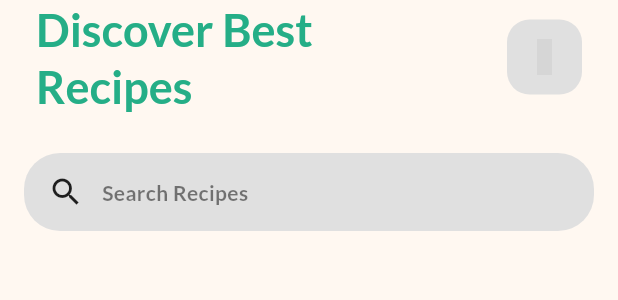
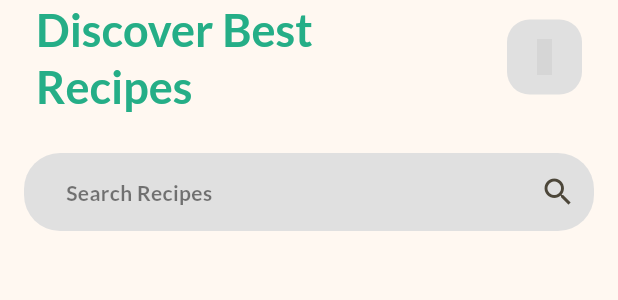
Before and after one commit to muhammed-suhaid/Meal-Mate, a Flutter app: the HomeAppbar widget shown alone on an empty page, opened directly, on a phone screen of 412 x 824 dp. Shown: the top 300 px of the screen. Run offline on Flutter 3.47's test engine with Material 3 defaults, Android fonts, the phone set to English and light mode, and no system bars; our stand-ins replace flutter_riverpod, google_fonts, iconsax, transparent_image; network calls fail; grey boxes are pictures that could not be loaded.

Commit message:
optimized homescreen

```diff
--- a/lib/screens/home_screen/home_screen.dart
+++ b/lib/screens/home_screen/home_screen.dart
@@ -4,7 +4,7 @@ import 'package:meal_mate/models/meal.dart';
 import 'package:meal_mate/screens/home_screen/widgets/home_ads.dart';
 import 'package:meal_mate/screens/home_screen/widgets/home_categories.dart';
 import 'package:meal_mate/screens/home_screen/widgets/home_trending.dart';
-import 'package:meal_mate/widgets/home_appbar.dart';
+import 'package:meal_mate/screens/home_screen/widgets/home_appbar.dart';
 
 class HomeScreen extends StatelessWidget {
   const HomeScreen({
--- a/lib/widgets/home_appbar.dart
+++ b/lib/screens/home_screen/widgets/home_appbar.dart
@@ -1,5 +1,6 @@
 import 'package:flutter/material.dart';
 import 'package:iconsax/iconsax.dart';
+import 'package:meal_mate/screens/home_screen/widgets/home_search_bar.dart';
 
 class HomeAppbar extends StatelessWidget {
   const HomeAppbar({
@@ -38,38 +39,8 @@ class HomeAppbar extends StatelessWidget {
           ),
         ),
         const SizedBox(height: 10),
-        Container(
-          margin: const EdgeInsets.all(16),
-          padding: const EdgeInsets.only(left: 16),
-          decoration: BoxDecoration(
-            color: Colors.grey[300],
-            borderRadius: BorderRadius.circular(24),
-          ),
-          child: Row(
-            children: [
-              const Icon(Icons.search),
-              const SizedBox(width: 8),
-              Expanded(
-                child: TextFormField(
-                  decoration: InputDecoration(
-                    hintText: "Search Recipes",
-                    hintStyle: Theme.of(context).textTheme.bodyMedium!.copyWith(
-                          fontWeight: FontWeight.bold,
-                          color: Colors.black.withOpacity(0.5),
-                        ),
-                    border: const OutlineInputBorder(
-                      borderSide: BorderSide.none,
-                    ),
-                    contentPadding: const EdgeInsets.only(
-                      top: 14,
-                      bottom: 14,
-                    ),
-                  ),
-                ),
-              ),
-            ],
-          ),
-        ),
+
+        HomeSearchBar()
       ],
     );
   }
--- /dev/null
+++ b/lib/screens/home_screen/widgets/home_search_bar.dart
@@ -0,0 +1,49 @@
+import 'package:flutter/material.dart';
+
+class HomeSearchBar extends StatelessWidget {
+  const HomeSearchBar({super.key});
+
+  @override
+  Widget build(BuildContext context) {
+    return Container(
+      margin: const EdgeInsets.all(16),
+      padding: const EdgeInsets.only(left: 16),
+      decoration: BoxDecoration(
+        color: Colors.grey[300],
+        borderRadius: BorderRadius.circular(24),
+      ),
+      child: Row(
+        children: [
+          const SizedBox(width: 8),
+          Expanded(
+            child: TextFormField(
+              cursorColor: const Color.fromRGBO(37, 174, 135, 1),
+              decoration: InputDecoration(
+                hintText: "Search Recipes",
+                suffixIcon: IconButton(
+                  onPressed: () {
+
+                  },
+                  icon: const Icon(Icons.search),
+                ),
+                hintStyle: Theme.of(context).textTheme.bodyMedium!.copyWith(
+                      fontWeight: FontWeight.bold,
+                      color: Colors.black.withOpacity(0.5),
+                    ),
+                border: const OutlineInputBorder(
+                  borderSide: BorderSide.none,
+                ),
+                contentPadding: const EdgeInsets.only(
+                  top: 14,
+                  bottom: 14,
+                ),
+              ),
+            ),
+          ),
+        ],
+      ),
+    );
+  }
+}
+
+final TextEditingController searchController = TextEditingController();
```
